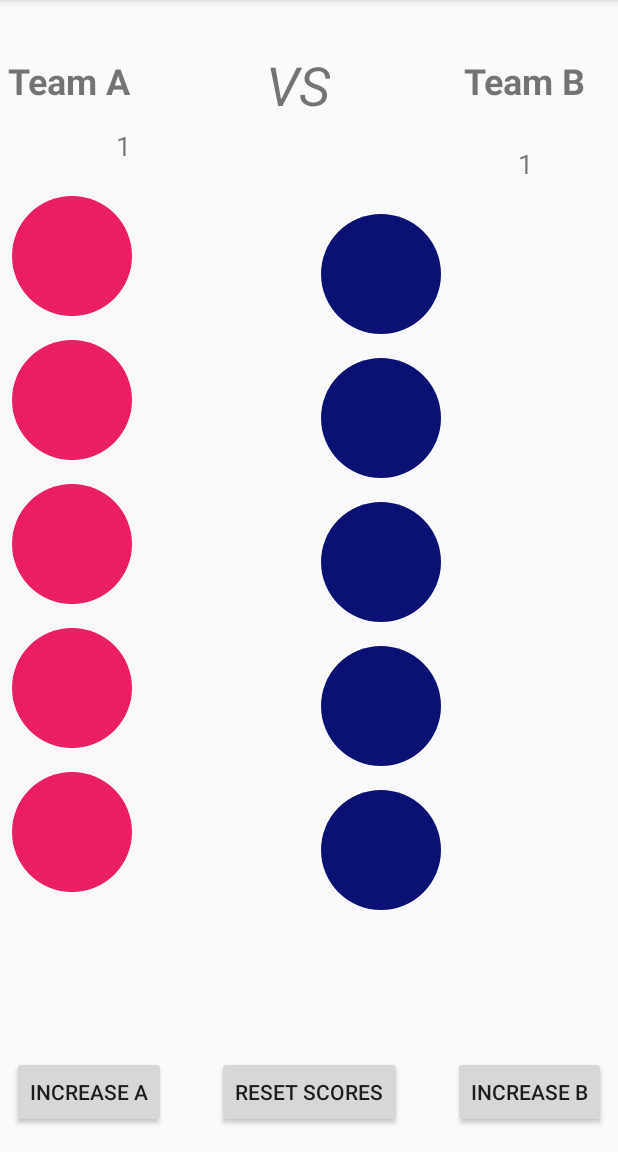
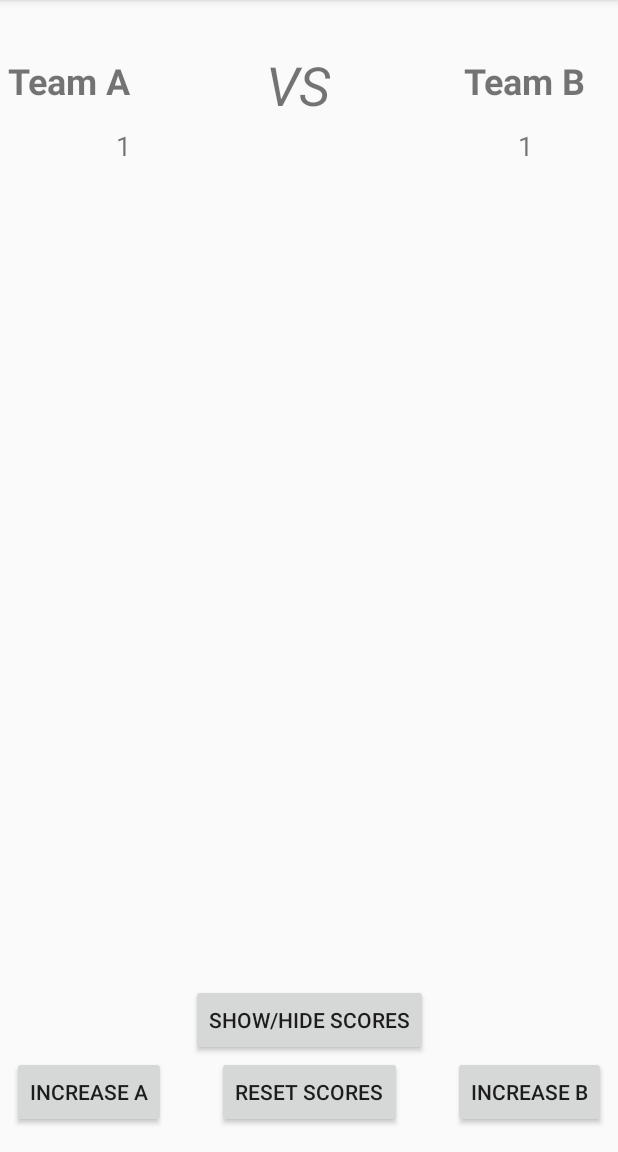
Before and after one commit to larmie56/ScoreBoardApp, an Android app: the screen it shows after launch (MainActivity), on a phone screen of 412 x 824 dp, the part 84-1236 px from its top. Run offline under Robolectric (Android 15) with nearby library versions, the phone set to English and light mode, and no system bars; our stand-ins replace data binding.

Commit message:
Refactored to use a ViewModel

```diff
--- a/app/build.gradle
+++ b/app/build.gradle
@@ -17,12 +17,16 @@ android {
             proguardFiles getDefaultProguardFile('proguard-android-optimize.txt'), 'proguard-rules.pro'
         }
     }
+    dataBinding {
+        enabled = true
+    }
 }
 
 dependencies {
     implementation fileTree(dir: 'libs', include: ['*.jar'])
     implementation 'androidx.appcompat:appcompat:1.0.2'
     implementation 'androidx.constraintlayout:constraintlayout:1.1.3'
+    implementation "androidx.lifecycle:lifecycle-extensions:2.1.0"
     testImplementation 'junit:junit:4.12'
     androidTestImplementation 'androidx.test.ext:junit:1.1.0'
     androidTestImplementation 'androidx.test.espresso:espresso-core:3.1.1'
--- a/app/src/main/java/com/sgaproject/scoreboardapp/GoalScoredView.java
+++ b/app/src/main/java/com/sgaproject/scoreboardapp/GoalScoredView.java
@@ -22,6 +22,7 @@ import java.util.List;
 /**
  * TODO: document your custom view class.
  */
+
 public class GoalScoredView extends View {
 
     private Paint mFillPaint;
@@ -99,7 +100,6 @@ public class GoalScoredView extends View {
             mGoalRect[index] = new Rect(x, y, x + (int) mShapeSize, y + (int) mShapeSize);
         }
     }
-
 
 
     @Override
@@ -181,12 +181,14 @@ public class GoalScoredView extends View {
     }
 
     private class GoalScoredAccessibilityHelper extends ExploreByTouchHelper {
-        /**
+
+/**
          * Constructs a new helper that can expose a virtual view hierarchy for the
          * specified host view.
          *
          * @param host view whose virtual view hierarchy is exposed by this helper
          */
+
         public GoalScoredAccessibilityHelper(@NonNull View host) {
             super(host);
         }
--- /dev/null
+++ b/app/src/main/java/com/sgaproject/scoreboardapp/GoalScoredViewFragment.java
@@ -0,0 +1,19 @@
+package com.sgaproject.scoreboardapp;
+
+import android.os.Bundle;
+import android.view.LayoutInflater;
+import android.view.View;
+import android.view.ViewGroup;
+
+import androidx.annotation.NonNull;
+import androidx.annotation.Nullable;
+import androidx.fragment.app.Fragment;
+
+public class GoalScoredViewFragment extends Fragment {
+
+    @Nullable
+    @Override
+    public View onCreateView(@NonNull LayoutInflater inflater, @Nullable ViewGroup container, @Nullable Bundle savedInstanceState) {
+        return inflater.inflate(R.layout.fragment_goal_scored_view, container, false);
+    }
+}
--- a/app/src/main/java/com/sgaproject/scoreboardapp/MainActivity.java
+++ b/app/src/main/java/com/sgaproject/scoreboardapp/MainActivity.java
@@ -1,86 +1,119 @@
 package com.sgaproject.scoreboardapp;
 
-import androidx.annotation.NonNull;
 import androidx.appcompat.app.AppCompatActivity;
+import androidx.constraintlayout.widget.ConstraintLayout;
+import androidx.databinding.DataBindingUtil;
+import androidx.lifecycle.Observer;
+import androidx.lifecycle.ViewModelProviders;
 
 import android.os.Bundle;
 import android.view.View;
 import android.widget.TextView;
 
+import com.sgaproject.scoreboardapp.databinding.ActivityMainBinding;
+import com.sgaproject.scoreboardapp.model.GoalScoredModel;
+
 public class MainActivity extends AppCompatActivity {
 
-    private static int GOAL_SCORED = 5;
+    ActivityMainBinding mBinding;
+
+    private int GOAL_SCORED_A;
+    private int GOAL_SCORED_B;
     private TextView mTextTeamAScore;
     private TextView mTextTeamBScore;
-    private static final String TEAM_A_SCORE = "com.sgaproject.scoreboardapp.TEAM_A_SCORE";
-    private static final String TEAM_B_SCORE = "com.sgaproject.scoreboardapp.TEAM_B_SCORE";
     private GoalScoredView mGoalScoredViewA;
     private GoalScoredView mGoalScoredViewB;
-    private int mScoreA = 1;
-    private int mScoreB = 1;
+    private boolean mShowScores = false;
+
+    GoalScoredModel mViewModel;
+    Observer<Integer> mGoalScoredAObs = new Observer<Integer>() {
+        @Override
+        public void onChanged(Integer integer) {
+            mTextTeamAScore.setText(String.valueOf(integer));
+            GOAL_SCORED_A = integer;
+
+        }
+    };
+
+    Observer<Integer> mGoalScoredBObs = new Observer<Integer>() {
+        @Override
+        public void onChanged(Integer integer) {
+            mTextTeamBScore.setText(String.valueOf(integer));
+            GOAL_SCORED_B = integer;
+        }
+    };
+    private ConstraintLayout mFragmentContainer;
 
 
     @Override
     protected void onCreate(Bundle savedInstanceState) {
         super.onCreate(savedInstanceState);
-        setContentView(R.layout.activity_main);
+        mBinding = DataBindingUtil.setContentView(this, R.layout.activity_main);
+
+        mViewModel = ViewModelProviders.of(this).get(GoalScoredModel.class);
 
         mTextTeamAScore = findViewById(R.id.textView_score_team_a);
         mTextTeamBScore = findViewById(R.id.textView_score_team_b);
         mGoalScoredViewA = findViewById(R.id.goal_scored_a);
         mGoalScoredViewB = findViewById(R.id.goal_scored_b);
+        mFragmentContainer = mBinding.fragmentContainer;
 
         initializeFields();
 
-        setupGoalScoredView();
+        //setupGoalScoredView();
     }
 
     private void initializeFields() {
-        mTextTeamAScore.setText(String.valueOf(mScoreA));
-        mTextTeamBScore.setText(String.valueOf(mScoreB));
+        mFragmentContainer.setVisibility(View.GONE);
+
+        mViewModel.setScoreTeamALive();
+        mViewModel.setScoreTeamBLive();
+
+        mViewModel.getScoreTeamALive().observe(this, mGoalScoredAObs);
+        mViewModel.getScoreTeamBLive().observe(this, mGoalScoredBObs);
     }
 
     private void setupGoalScoredView() {
-        int[] goalScoredArrayA = new int[GOAL_SCORED];
+        int[] goalScoredArrayA = new int[GOAL_SCORED_A];
         mGoalScoredViewA.setUpGoalScoredView(goalScoredArrayA);
 
-        int[] goalScoredArrayB = new int[GOAL_SCORED];
+        int[] goalScoredArrayB = new int[GOAL_SCORED_B];
         mGoalScoredViewB.setUpGoalScoredView(goalScoredArrayB);
     }
 
     public void increaseA(View view) {
-        int currentScore = Integer.parseInt((mTextTeamAScore.getText().toString()));
-        mScoreA = ScoreUtil.increaseScore(currentScore);
-        mTextTeamAScore.setText(String.valueOf(mScoreA));
+        mViewModel.increaseA();
+
+        mViewModel.getScoreTeamALive().observe(this, mGoalScoredAObs);
     }
 
     public void increaseB(View view) {
-        int currentScore = Integer.parseInt(mTextTeamBScore.getText().toString());
-        mScoreB = ScoreUtil.increaseScore(currentScore);
-        mTextTeamBScore.setText(String.valueOf(mScoreB));
+        mViewModel.increaseB();
+
+        mViewModel.getScoreTeamBLive().observe(this, mGoalScoredBObs);
     }
 
     public void resetScores(View view) {
-        mTextTeamAScore.setText(String.valueOf(1));
-        mTextTeamBScore.setText(String.valueOf(1));
+        mViewModel.resetScores();
 
-        mScoreA = 1;
-        mScoreB = 1;
+        mViewModel.getScoreTeamALive().observe(this, mGoalScoredAObs);
+        mViewModel.getScoreTeamBLive().observe(this, mGoalScoredBObs);
+    }
+    public void showHideScores(View view) {
+        if (GOAL_SCORED_A == 1 || GOAL_SCORED_B == 1) {
+            return;
+        }
+        mShowScores = !mShowScores;
+        setVisibility();
+        setupGoalScoredView();
     }
 
-    @Override
-    protected void onSaveInstanceState(Bundle outState) {
-        super.onSaveInstanceState(outState);
-
-        outState.putInt(TEAM_A_SCORE,mScoreA);
-        outState.putInt(TEAM_B_SCORE, mScoreB);
-    }
-
-    @Override
-    protected void onRestoreInstanceState(@NonNull Bundle savedInstanceState) {
-        mScoreA = savedInstanceState.getInt(TEAM_A_SCORE);
-        mScoreB = savedInstanceState.getInt(TEAM_B_SCORE);
-
-        initializeFields();
+    private void setVisibility() {
+        if (mShowScores) {
+            mFragmentContainer.setVisibility(View.VISIBLE);
+        }
+        else {
+            mFragmentContainer.setVisibility(View.GONE);
+        }
     }
 }
--- /dev/null
+++ b/app/src/main/java/com/sgaproject/scoreboardapp/model/GoalScoredModel.java
@@ -0,0 +1,57 @@
+package com.sgaproject.scoreboardapp.model;
+
+import android.view.View;
+
+import androidx.lifecycle.LiveData;
+import androidx.lifecycle.MutableLiveData;
+import androidx.lifecycle.ViewModel;
+
+import com.sgaproject.scoreboardapp.util.ScoreUtil;
+
+public class GoalScoredModel extends ViewModel {
+
+    private int mScoreA = 1;
+    private int mScoreB = 1;
+
+    private MutableLiveData<Integer> scoreTeamALive = new MutableLiveData<>();
+    private MutableLiveData<Integer> scoreTeamBLive = new MutableLiveData<>();
+
+    public LiveData<Integer> getScoreTeamALive() {
+        return scoreTeamALive;
+    }
+
+    public void setScoreTeamALive() {
+        scoreTeamALive.setValue(mScoreA);
+    }
+
+    public LiveData<Integer> getScoreTeamBLive() {
+        return scoreTeamBLive;
+    }
+
+    public void setScoreTeamBLive() {
+        scoreTeamBLive.setValue(mScoreB);
+    }
+
+    public void increaseA() {
+        int currentScore = mScoreA;
+        mScoreA = ScoreUtil.increaseScore(currentScore);
+
+        scoreTeamALive.setValue(mScoreA);
+    }
+
+    public void increaseB() {
+        int currentScore = mScoreB;
+        mScoreB = ScoreUtil.increaseScore(currentScore);
+
+        scoreTeamBLive.setValue(mScoreB);
+    }
+
+    public void resetScores() {
+        mScoreA = 1;
+        mScoreB = 1;
+
+        scoreTeamALive.setValue(mScoreA);
+        scoreTeamBLive.setValue(mScoreB);
+    }
+
+}
--- a/app/src/main/java/com/sgaproject/scoreboardapp/ScoreUtil.java
+++ b/app/src/main/java/com/sgaproject/scoreboardapp/util/ScoreUtil.java
@@ -1,4 +1,4 @@
-package com.sgaproject.scoreboardapp;
+package com.sgaproject.scoreboardapp.util;
 
 public class ScoreUtil {
 
--- a/app/src/main/res/layout-land/activity_main.xml
+++ b/app/src/main/res/layout-land/activity_main.xml
@@ -1,10 +1,9 @@
 <?xml version="1.0" encoding="utf-8"?>
+<layout xmlns:tools="http://schemas.android.com/tools">
     <androidx.constraintlayout.widget.ConstraintLayout xmlns:android="http://schemas.android.com/apk/res/android"
         xmlns:app="http://schemas.android.com/apk/res-auto"
-    xmlns:tools="http://schemas.android.com/tools"
         android:layout_width="match_parent"
-    android:layout_height="match_parent"
-    tools:context=".MainActivity">
+        android:layout_height="match_parent">
 
         <TextView
             android:id="@+id/textView_teamA"
@@ -24,7 +23,6 @@
             android:layout_width="wrap_content"
             android:layout_height="wrap_content"
             android:layout_marginStart="32dp"
-        android:layout_marginEnd="32dp"
             android:layout_marginTop="8dp"
             android:layout_marginBottom="8dp"
             android:text="@string/vs"
@@ -32,8 +30,7 @@
             android:textStyle="italic"
             app:layout_constraintBottom_toTopOf="@id/textView_teamB"
             app:layout_constraintStart_toStartOf="parent"
-        app:layout_constraintTop_toBottomOf="@id/textView_teamA"
-        app:layout_constraintEnd_toEndOf="parent"/>
+            app:layout_constraintTop_toBottomOf="@id/textView_teamA" />
 
         <TextView
             android:id="@+id/textView_teamB"
@@ -77,6 +74,7 @@
             android:layout_marginStart="8dp"
             android:layout_marginBottom="16dp"
             android:clickable="true"
+            android:focusable="true"
             android:onClick="increaseA"
             android:text="@string/button_a"
             app:layout_constraintBottom_toBottomOf="parent"
@@ -89,6 +87,7 @@
             android:layout_marginEnd="8dp"
             android:layout_marginBottom="16dp"
             android:clickable="true"
+            android:focusable="true"
             android:onClick="increaseB"
             android:text="@string/button_b"
             app:layout_constraintBottom_toBottomOf="parent"
@@ -108,23 +107,74 @@
             app:layout_constraintEnd_toStartOf="@id/button_increase_B"
             app:layout_constraintStart_toEndOf="@id/button_increase_A" />
 
+        <androidx.constraintlayout.widget.ConstraintLayout
+            android:id="@+id/fragment_container"
+            android:layout_width="0dp"
+            android:layout_height="0dp"
+            app:layout_constraintStart_toEndOf="@id/textView_score_team_a"
+            app:layout_constraintTop_toBottomOf="@id/button_show_scores"
+            app:layout_constraintEnd_toEndOf="parent"
+            app:layout_constraintBottom_toTopOf="@id/button_increase_B">
+            <androidx.constraintlayout.widget.Guideline
+                android:id="@+id/guideline"
+                android:layout_width="wrap_content"
+                android:layout_height="wrap_content"
+                android:orientation="horizontal"
+                app:layout_constraintGuide_percent="0.5" />
+
+            <fragment
+                android:id="@+id/fragment_goal_scoredA"
+                android:name="com.sgaproject.scoreboardapp.GoalScoredViewFragment"
+                android:layout_width="0dp"
+                android:layout_height="0dp"
+                android:layout_margin="16dp"
+                app:layout_constraintBottom_toTopOf="@id/guideline"
+                app:layout_constraintEnd_toEndOf="parent"
+                app:layout_constraintStart_toStartOf="parent"
+                app:layout_constraintTop_toTopOf="parent"
+                tools:layout="@layout/fragment_goal_scored_view">
+
                 <com.sgaproject.scoreboardapp.GoalScoredView
                     android:id="@+id/goal_scored_a"
+                    android:layout_width="wrap_content"
+                    android:layout_height="wrap_content"
+                    app:goal_color="#E91E63"
+                    app:layout_constraintStart_toStartOf="parent"
+                    app:layout_constraintTop_toTopOf="parent" />
+            </fragment>
+
+            <fragment
+                android:id="@+id/fragment_goal_scoredB"
+                android:name="com.sgaproject.scoreboardapp.GoalScoredViewFragment"
                 android:layout_width="0dp"
-        android:layout_height="wrap_content"
-        android:layout_marginTop="32dp"
-        android:layout_marginEnd="32dp"
-        app:goal_color="#E91E63"
+                android:layout_height="0dp"
+                android:layout_margin="16dp"
+                app:layout_constraintTop_toBottomOf="@id/guideline"
+                app:layout_constraintStart_toStartOf="parent"
+                app:layout_constraintBottom_toBottomOf="parent"
                 app:layout_constraintEnd_toEndOf="parent"
-        app:layout_constraintTop_toTopOf="parent" />
+
+                tools:layout="@layout/fragment_goal_scored_view">
 
                 <com.sgaproject.scoreboardapp.GoalScoredView
                     android:id="@+id/goal_scored_b"
-        android:layout_width="0dp"
+                    android:layout_width="wrap_content"
                     android:layout_height="wrap_content"
-        android:layout_marginEnd="32dp"
-        android:layout_marginBottom="32dp"
-        app:layout_constraintBottom_toTopOf="@id/button_increase_B"
-        app:layout_constraintEnd_toEndOf="parent" />
+                    app:layout_constraintTop_toTopOf="parent"
+                    app:layout_constraintStart_toStartOf="parent" />
+            </fragment>
 
         </androidx.constraintlayout.widget.ConstraintLayout>
+
+        <Button
+            android:id="@+id/button_show_scores"
+            android:layout_width="wrap_content"
+            android:layout_height="wrap_content"
+            app:layout_constraintStart_toStartOf="parent"
+            app:layout_constraintEnd_toEndOf="parent"
+            app:layout_constraintTop_toTopOf="parent"
+            android:text="show/hide scores"
+            android:clickable="true"
+            android:onClick="showHideScores"/>
+    </androidx.constraintlayout.widget.ConstraintLayout>
+</layout>
--- a/app/src/main/res/layout/activity_main.xml
+++ b/app/src/main/res/layout/activity_main.xml
@@ -1,4 +1,10 @@
 <?xml version="1.0" encoding="utf-8"?>
+<layout>
+    <data>
+        <variable
+            name="showScores"
+            type="boolean" />
+    </data>
     <androidx.constraintlayout.widget.ConstraintLayout xmlns:android="http://schemas.android.com/apk/res/android"
         xmlns:app="http://schemas.android.com/apk/res-auto"
         xmlns:tools="http://schemas.android.com/tools"
@@ -65,7 +71,7 @@
             android:id="@+id/textView_score_team_b"
             android:layout_width="wrap_content"
             android:layout_height="wrap_content"
-        android:layout_marginTop="16dp"
+            android:layout_marginTop="4dp"
             android:padding="5dp"
             android:textSize="18sp"
             app:layout_constraintEnd_toEndOf="@+id/textView_teamB"
@@ -96,7 +102,7 @@
             android:onClick="increaseB"
             android:text="@string/button_b"
             app:layout_constraintBottom_toBottomOf="parent"
-        app:layout_constraintEnd_toEndOf="parent" />
+            app:layout_constraintEnd_toEndOf="parent"/>
 
         <Button
             android:id="@+id/button_reset_scores"
@@ -113,18 +119,35 @@
             app:layout_constraintEnd_toStartOf="@id/button_increase_B"
             app:layout_constraintStart_toEndOf="@id/button_increase_A" />
 
+        <androidx.constraintlayout.widget.ConstraintLayout
+            android:id="@+id/fragment_container"
+            android:layout_height="0dp"
+            android:layout_width="0dp"
+            app:layout_constraintStart_toStartOf="parent"
+            app:layout_constraintEnd_toEndOf="parent"
+            app:layout_constraintTop_toBottomOf="@id/textView_score_team_a"
+            app:layout_constraintBottom_toTopOf="@id/button_show_scores">
+            <fragment
+                android:id="@+id/fragment_goal_scoredA"
+                android:layout_width="0dp"
+                android:layout_height="0dp"
+                android:layout_margin="8dp"
+                android:name="com.sgaproject.scoreboardapp.GoalScoredViewFragment"
+                app:layout_constraintTop_toTopOf="parent"
+                app:layout_constraintStart_toStartOf="parent"
+                app:layout_constraintEnd_toEndOf="@id/guideline"
+                app:layout_constraintBottom_toBottomOf="parent"
+                tools:layout="@layout/fragment_goal_scored_view">
+
                 <com.sgaproject.scoreboardapp.GoalScoredView
                     android:id="@+id/goal_scored_a"
-        android:layout_width="0dp"
+                    android:layout_width="wrap_content"
                     android:layout_height="wrap_content"
-        android:layout_marginStart="8dp"
-        android:layout_marginTop="16dp"
-        android:layout_marginEnd="8dp"
                     app:goal_color="#E91E63"
-        app:layout_constraintEnd_toStartOf="@id/guideline"
                     app:layout_constraintStart_toStartOf="parent"
-        app:layout_constraintTop_toBottomOf="@+id/textView_score_team_a" />
+                    app:layout_constraintTop_toTopOf="parent" />
 
+            </fragment>
             <androidx.constraintlayout.widget.Guideline
                 android:id="@+id/guideline"
                 android:layout_width="wrap_content"
@@ -132,15 +155,39 @@
                 android:orientation="vertical"
                 app:layout_constraintGuide_percent="0.5" />
 
+            <fragment
+                android:id="@+id/fragment_goal_scoredB"
+                android:layout_width="0dp"
+                android:layout_height="0dp"
+                android:layout_margin="8dp"
+                android:name="com.sgaproject.scoreboardapp.GoalScoredViewFragment"
+                app:layout_constraintStart_toStartOf="@id/guideline"
+                app:layout_constraintEnd_toEndOf="parent"
+                app:layout_constraintTop_toTopOf="parent"
+                app:layout_constraintBottom_toBottomOf="parent"
+                tools:layout="@layout/fragment_goal_scored_view">
+
                 <com.sgaproject.scoreboardapp.GoalScoredView
                     android:id="@+id/goal_scored_b"
-        android:layout_width="0dp"
+                    android:layout_width="wrap_content"
                     android:layout_height="wrap_content"
-        android:layout_marginStart="8dp"
-        android:layout_marginTop="16dp"
-        android:layout_marginEnd="8dp"
-        app:layout_constraintEnd_toEndOf="parent"
-        app:layout_constraintStart_toEndOf="@+id/guideline"
-        app:layout_constraintTop_toBottomOf="@+id/textView_score_team_b" />
+                    app:layout_constraintStart_toStartOf="parent"
+                    app:layout_constraintTop_toTopOf="parent" />
+            </fragment>
 
         </androidx.constraintlayout.widget.ConstraintLayout>
+
+
+
+        <Button
+            android:id="@+id/button_show_scores"
+            android:layout_width="wrap_content"
+            android:layout_height="wrap_content"
+            app:layout_constraintStart_toStartOf="parent"
+            app:layout_constraintEnd_toEndOf="parent"
+            app:layout_constraintBottom_toTopOf="@id/button_reset_scores"
+            android:text="show/hide scores"
+            android:clickable="true"
+            android:onClick="showHideScores"/>
+    </androidx.constraintlayout.widget.ConstraintLayout>
+</layout>
--- /dev/null
+++ b/app/src/main/res/layout/fragment_goal_scored_view.xml
@@ -0,0 +1,6 @@
+<?xml version="1.0" encoding="utf-8"?>
+<LinearLayout xmlns:android="http://schemas.android.com/apk/res/android"
+    android:orientation="vertical" android:layout_width="match_parent"
+    android:layout_height="match_parent">
+
+</LinearLayout>
--- a/build.gradle
+++ b/build.gradle
@@ -7,7 +7,7 @@ buildscript {
 
     }
     dependencies {
-        classpath 'com.android.tools.build:gradle:3.5.1'
+        classpath 'com.android.tools.build:gradle:3.5.3'
 
         // NOTE: Do not place your application dependencies here; they belong
         // in the individual module build.gradle files
```
Lines whose indentation alone changed are shown as unchanged.
